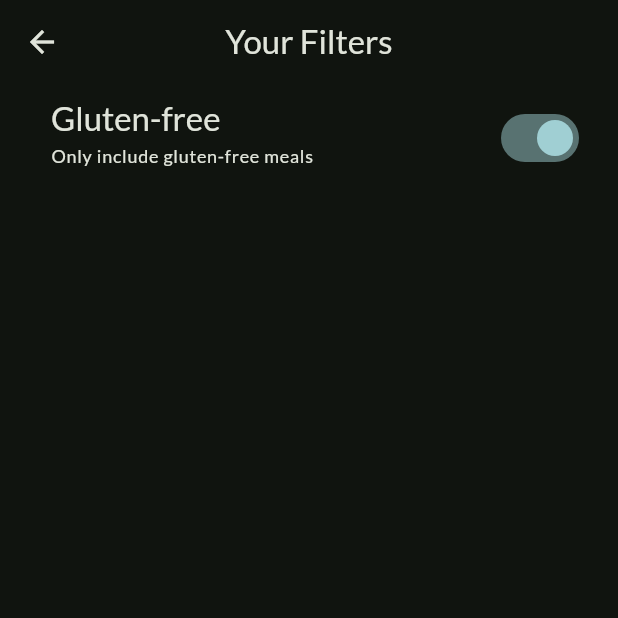
After one commit to dawid3056/food-app, a Flutter app: the FiltersPage screen opened directly, after a tap on "Gluten-free", on a phone screen of 412 x 824 dp, the top half of it. The commit adds this screen. Run offline on Flutter 3.47's test engine with Material 3 defaults, Android fonts, the phone set to English and light mode, and no system bars; our stand-ins replace google_fonts, transparent_image.

Commit message:
added filters.dart

```diff
--- /dev/null
+++ b/lib/pages/filters.dart
@@ -0,0 +1,50 @@
+import 'package:flutter/material.dart';
+
+class FiltersPage extends StatefulWidget {
+  const FiltersPage({super.key});
+
+  @override
+  State<FiltersPage> createState() => _FiltersPageState();
+}
+
+class _FiltersPageState extends State<FiltersPage> {
+  var _glutenFreeFilterSet = false;
+  @override
+  Widget build(BuildContext context) {
+    return Scaffold(
+      appBar: AppBar(
+        title: const Text('Your Filters'),
+        centerTitle: true,
+      ),
+      body: Column(
+        children: [
+          SwitchListTile(
+            value: _glutenFreeFilterSet,
+            onChanged: (isChecked) {
+              setState(() {
+                _glutenFreeFilterSet = isChecked;
+              });
+            },
+            title: Text(
+              'Gluten-free',
+              style: Theme.of(context).textTheme.titleLarge!.copyWith(
+                    color: Theme.of(context).colorScheme.onBackground,
+                  ),
+            ),
+            subtitle: Text(
+              'Only include gluten-free meals',
+              style: Theme.of(context).textTheme.labelMedium!.copyWith(
+                    color: Theme.of(context).colorScheme.onBackground,
+                  ),
+            ),
+            activeColor: Theme.of(context).colorScheme.tertiary,
+            contentPadding: const EdgeInsets.only(
+              left: 34,
+              right: 22,
+            ),
+          ),
+        ],
+      ),
+    );
+  }
+}
```
Also changed, not shown: lib/pages/tabs.dart (+9 -1 lines), lib/widgets/main_drawer.dart (+12 -3 lines).
